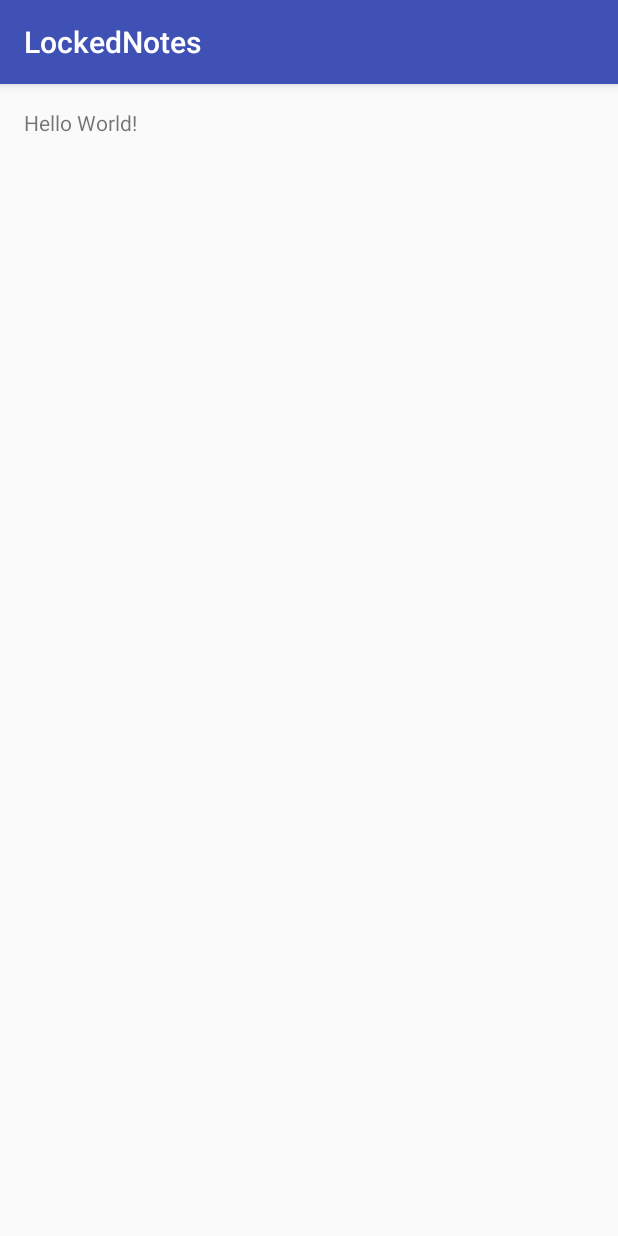
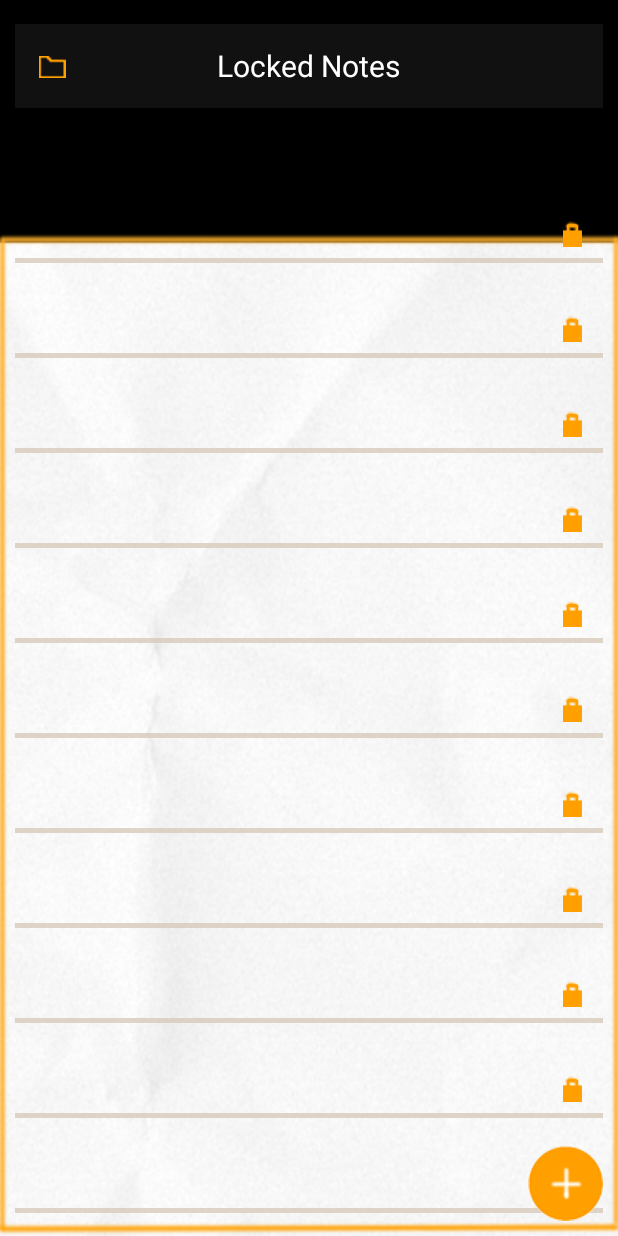
Before and after one commit to ZZHmydC/lockedNotes, an Android app: the screen it shows after launch (MainActivity), on a phone screen of 412 x 824 dp. Run offline under Robolectric (Android 15) with nearby library versions, the light colour scheme and no system bars; libraries missing offline, so code that uses them is left out: org.litepal.crud.

Commit message:
design UI

```diff
--- a/app/build.gradle
+++ b/app/build.gradle
@@ -5,7 +5,7 @@ android {
     buildToolsVersion "24.0.2"
     defaultConfig {
         applicationId "com.example.irene.lockednotes"
-        minSdkVersion 15
+        minSdkVersion 19
         targetSdkVersion 24
         versionCode 1
         versionName "1.0"
--- a/app/src/main/AndroidManifest.xml
+++ b/app/src/main/AndroidManifest.xml
@@ -16,6 +16,7 @@
                 <category android:name="android.intent.category.LAUNCHER" />
             </intent-filter>
         </activity>
+        <activity android:name=".NoteEdit"></activity>
     </application>
 
 </manifest>
--- /dev/null
+++ b/app/src/main/java/com/example/irene/lockednotes/ListViewAdapter.java
@@ -0,0 +1,42 @@
+package com.example.irene.lockednotes;
+
+import android.content.Context;
+import android.view.LayoutInflater;
+import android.view.View;
+import android.view.ViewGroup;
+import android.widget.ArrayAdapter;
+import android.widget.BaseAdapter;
+import android.widget.ImageView;
+import android.widget.TextView;
+
+import com.example.irene.lockednotes.db.Note;
+
+import java.util.List;
+
+/**
+ * Created by Irene on 2018/1/4.
+ */
+
+public class ListViewAdapter extends ArrayAdapter<Note> {
+
+    private int resourceId;
+
+    public ListViewAdapter( Context context, int textViewResourceId, List<Note> objects) {  //传入Adapter的参数，并创建Adapter
+        super(context, textViewResourceId, objects);
+        resourceId = textViewResourceId;
+    }
+
+    @Override
+    public View getView(int position, View convertView, ViewGroup parent) {
+        Note note = getItem(position);  //获取当前Note实例
+        View view = LayoutInflater.from(getContext()).inflate(resourceId, parent, false);
+        TextView cellTitle = (TextView) view.findViewById(R.id.cell_title);
+        TextView cellContent = (TextView) view.findViewById(R.id.cell_content);
+        ImageView cellLock = (ImageView) view.findViewById(R.id.cell_lock);
+        cellTitle.setText(note.getNoteName());
+        cellContent.setText(note.getContent());
+        cellLock.setImageResource(note.getId());
+        return view;
+    }
+
+}
--- a/app/src/main/java/com/example/irene/lockednotes/MainActivity.java
+++ b/app/src/main/java/com/example/irene/lockednotes/MainActivity.java
@@ -1,13 +1,61 @@
 package com.example.irene.lockednotes;
 
+import android.content.Intent;
 import android.support.v7.app.AppCompatActivity;
 import android.os.Bundle;
+import android.view.View;
+import android.widget.AdapterView;
+import android.widget.Button;
+import android.widget.ImageView;
+import android.widget.ListView;
+import android.widget.TextView;
+
+import com.example.irene.lockednotes.db.Note;
+
+import java.util.ArrayList;
+import java.util.List;
 
 public class MainActivity extends AppCompatActivity {
+
+    private List<Note> noteList = new ArrayList<>();
+
+    private TextView appTitle;
 
     @Override
     protected void onCreate(Bundle savedInstanceState) {
         super.onCreate(savedInstanceState);
         setContentView(R.layout.activity_main);
+
+        appTitle = (TextView) findViewById(R.id.app_title);
+        appTitle.setText("Locked Notes");
+
+        initNotes();    //初始化便签数据
+        ListViewAdapter adapter = new ListViewAdapter(MainActivity.this, R.layout.cell, noteList);
+        ListView listView = (ListView) findViewById(R.id.list_view);
+        listView.setAdapter(adapter);
+        listView.setOnItemClickListener(new AdapterView.OnItemClickListener() {
+            @Override
+            public void onItemClick(AdapterView<?> parent, View view, int position, long id) {
+                Note note = noteList.get(position);
+                Intent intent = new Intent(MainActivity.this, NoteEdit.class);
+                startActivity(intent);
+            }
+        });
+
+        Button addBt = (Button) findViewById(R.id.add_button);
+        addBt.setOnClickListener(new View.OnClickListener() {
+            @Override
+            public void onClick(View v) {
+                Intent intent = new Intent(MainActivity.this, NoteEdit.class);
+                startActivity(intent);
+            }
+        });
+    }
+
+    private void initNotes() {
+        for (int i=0; i<20; i++) {
+            Note note1 = new Note();
+            noteList.add(note1);
+        }
     }
 }
--- a/app/src/main/res/layout/activity_main.xml
+++ b/app/src/main/res/layout/activity_main.xml
@@ -4,14 +4,67 @@
     android:id="@+id/activity_main"
     android:layout_width="match_parent"
     android:layout_height="match_parent"
-    android:paddingBottom="@dimen/activity_vertical_margin"
-    android:paddingLeft="@dimen/activity_horizontal_margin"
-    android:paddingRight="@dimen/activity_horizontal_margin"
+    android:paddingBottom="10dp"
+    android:paddingLeft="10dp"
+    android:paddingRight="10dp"
     android:paddingTop="@dimen/activity_vertical_margin"
+    android:background="@drawable/bg_01"
     tools:context="com.example.irene.lockednotes.MainActivity">
 
-    <TextView
-        android:layout_width="wrap_content"
+    <RelativeLayout
+        android:layout_width="match_parent"
         android:layout_height="wrap_content"
-        android:text="Hello World!" />
+        android:paddingTop="?attr/actionBarSize">
+
+        <RelativeLayout
+            android:layout_width="match_parent"
+            android:layout_height="wrap_content"
+            android:paddingTop="40dp">
+
+            <ListView
+                android:id="@+id/list_view"
+                android:layout_width="match_parent"
+                android:layout_height="match_parent"
+                android:divider="#bfd4c7b7"
+                android:dividerHeight="3dp">
+            </ListView>
+
+        </RelativeLayout>
+
+    </RelativeLayout>
+
+    <RelativeLayout
+        android:layout_width="match_parent"
+        android:layout_height="?attr/actionBarSize"
+        android:background="#111">
+
+        <Button
+            android:id="@+id/folder_button"
+            android:layout_width="30dp"
+            android:layout_height="30dp"
+            android:layout_marginLeft="10dp"
+            android:layout_alignParentLeft="true"
+            android:layout_centerVertical="true"
+            android:background="@drawable/ic_folder"/>
+
+        <TextView
+            android:id="@+id/app_title"
+            android:layout_width="wrap_content"
+            android:layout_height="wrap_content"
+            android:layout_centerInParent="true"
+            android:textColor="#fff"
+            android:textSize="20sp"/>
+
+    </RelativeLayout>
+
+    <Button
+        android:id="@+id/add_button"
+        android:layout_width="50dp"
+        android:layout_height="50dp"
+        android:layout_alignParentRight="true"
+        android:layout_alignParentBottom="true"
+        android:paddingBottom="5dp"
+        android:paddingRight="5dp"
+        android:background="@drawable/bt_add" />
+
 </RelativeLayout>
--- /dev/null
+++ b/app/src/main/res/layout/cell.xml
@@ -0,0 +1,41 @@
+<?xml version="1.0" encoding="utf-8"?>
+<LinearLayout xmlns:android="http://schemas.android.com/apk/res/android"
+    android:layout_width="match_parent"
+    android:layout_height="wrap_content"
+    android:background="@android:color/transparent" >
+
+    <TextView
+        android:id="@+id/cell_title"
+        android:layout_width="wrap_content"
+        android:layout_height="wrap_content"
+        android:layout_alignParentLeft="true"
+        android:layout_marginLeft="5dp"
+        android:textColor="#111"
+        android:textSize="16sp"/>
+
+    <TextView
+        android:id="@+id/cell_content"
+        android:layout_width="wrap_content"
+        android:layout_height="wrap_content"
+        android:layout_alignParentLeft="true"
+        android:layout_marginLeft="5dp"
+        android:textColor="#797575"
+        android:textSize="14sp"/>
+
+    <LinearLayout
+        android:gravity="right"
+        android:layout_width="match_parent"
+        android:layout_height="wrap_content"
+        android:paddingTop="30dp" >
+
+        <ImageView
+            android:id="@+id/cell_lock"
+            android:layout_width="30dp"
+            android:layout_height="30dp"
+            android:layout_alignParentRight="true"
+            android:layout_marginRight="5dp"
+            android:background="@drawable/ic_lock"/>
+
+    </LinearLayout>
+
+</LinearLayout>
--- a/app/src/main/res/values/styles.xml
+++ b/app/src/main/res/values/styles.xml
@@ -1,11 +1,9 @@
 <resources>
 
     <!-- Base application theme. -->
-    <style name="AppTheme" parent="Theme.AppCompat.Light.DarkActionBar">
+    <style name="AppTheme" parent="Theme.AppCompat.Light.NoActionBar">
         <!-- Customize your theme here. -->
-        <item name="colorPrimary">@color/colorPrimary</item>
-        <item name="colorPrimaryDark">@color/colorPrimaryDark</item>
-        <item name="colorAccent">@color/colorAccent</item>
+        <item name="android:windowBackground">@android:color/black</item>
     </style>
 
 </resources>
```
Also changed, not shown: app/src/main/java/com/example/irene/lockednotes/Classification.java (added, +154 -0 lines), app/src/main/java/com/example/irene/lockednotes/NoteEdit.java (added, +96 -0 lines), app/src/main/java/com/example/irene/lockednotes/db/Note.java (+22 -10 lines), app/src/main/res/layout/note_edit.xml (added, +52 -0 lines), app/src/main/res/layout/title.xml (added, +26 -0 lines), app/src/main/res/drawable/bg_01.png (added), app/src/main/res/drawable/bg_bottom.png (added), app/src/main/res/drawable/bg_top.png (added), app/src/main/res/drawable/bt_add.png (added), app/src/main/res/drawable/ic_back_orange.png (added), app/src/main/res/drawable/ic_lock.png (added), app/src/main/res/drawable/ic_search.png (added), app/src/main/res/layout/classification.xml (renamed from app/src/main/res/layout/folder.xml).
